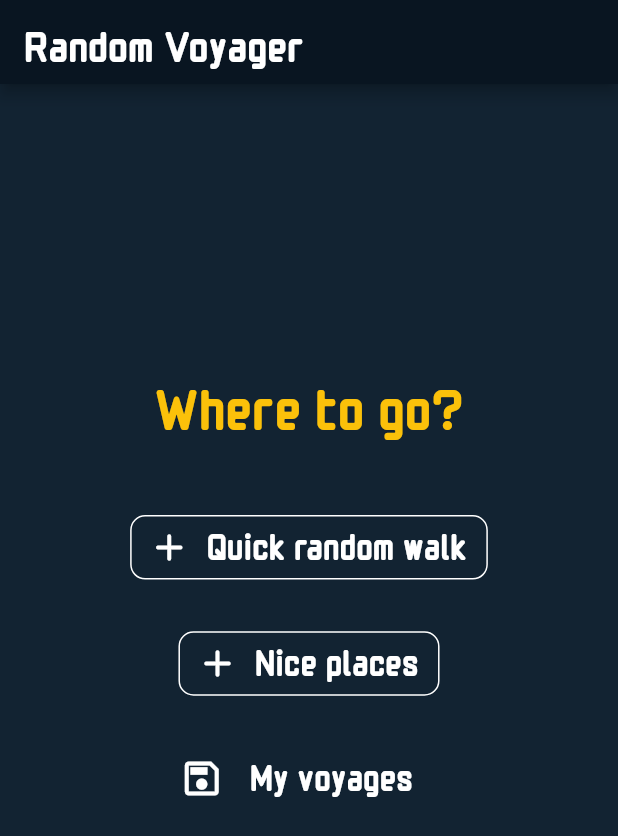
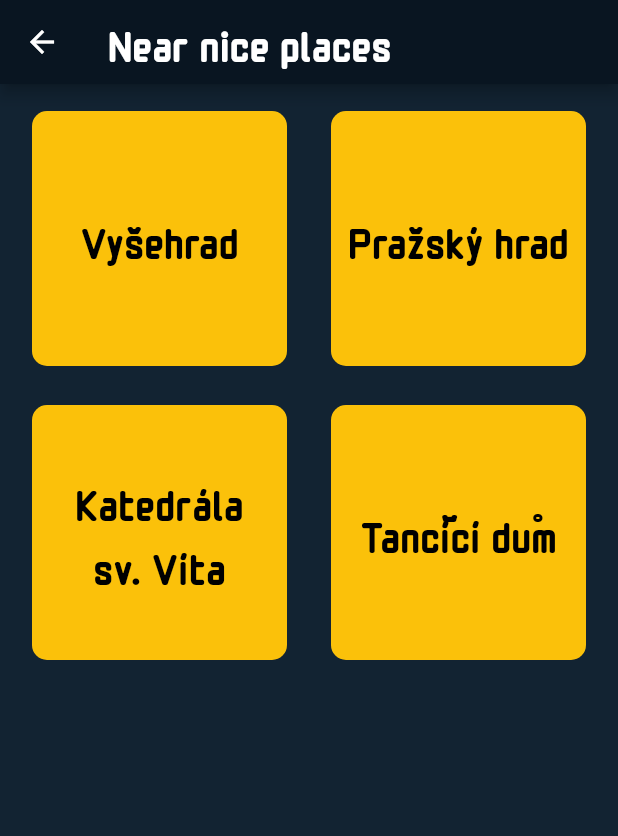
Before and after one commit to ticvac/random_voyager, a Flutter app: the screen it shows after launch, after a tap on "Nice places", on a phone screen of 412 x 824 dp. Shown: the top 836 px of the screen. Run offline on Flutter 3.47's test engine with Material 2 defaults, Android fonts, the light colour scheme and no system bars.

Commit message:
add new voyges, nice places

```diff
--- a/lib/application/0_home_page.dart
+++ b/lib/application/0_home_page.dart
@@ -17,6 +17,14 @@ TextStyle buttonTextStyle = const TextStyle(
 );
 
 class _HomePageState extends State<HomePage> {
+
+  void newRandomVoyagePressed() {
+    Navigator.pushNamed(context, "/quick_voyage");
+  }
+
+  void nicePlacesPressed() {
+    Navigator.pushNamed(context, "/nice_places");
+  }
 
   void myVoyagesPressed() {
     Navigator.pushNamed(context, "/my_voyages");
@@ -52,7 +60,7 @@ class _HomePageState extends State<HomePage> {
             ),
             const Spacer(flex: 2,),
             TextButton(
-              onPressed: () {},
+              onPressed: () { newRandomVoyagePressed(); },
               child: Row(
                 mainAxisAlignment: MainAxisAlignment.center,
                 children: [
@@ -81,13 +89,12 @@ class _HomePageState extends State<HomePage> {
                       ],
                     ),
                   ),
-
                 ],
               ),
             ),
             const Spacer(),
             TextButton(
-              onPressed: () {},
+              onPressed: () { nicePlacesPressed(); },
               child: Row(
                 mainAxisAlignment: MainAxisAlignment.center,
                 children: [
--- /dev/null
+++ b/lib/application/2_nice_places.dart
@@ -0,0 +1,93 @@
+import 'package:flutter/material.dart';
+import '../support/constants.dart';
+
+class NicePlaces extends StatefulWidget {
+  const NicePlaces({Key? key}) : super(key: key);
+
+  @override
+  State<NicePlaces> createState() => _NicePlacesState();
+}
+
+class _NicePlacesState extends State<NicePlaces> {
+
+  double w = 10;
+  double h = 10;
+
+  bool init = true;
+  @override
+  Widget build(BuildContext context) {
+    if (init) {
+      init = false;
+      w = MediaQuery.of(context).size.width;
+      h = MediaQuery.of(context).size.height;
+    }
+    return Scaffold(
+      backgroundColor: backgroundColor,
+      appBar: AppBar(
+        title: const Text(
+          "Near nice places",
+          style: TextStyle(
+              fontSize: 30,
+              fontFamily: "hand_mono",
+              color: Colors.white
+          ),
+        ),
+        backgroundColor: darkerBlue,
+      ),
+      body: ListView(
+        children: [
+          Row(
+            mainAxisAlignment: MainAxisAlignment.spaceEvenly,
+            children: [
+              Column(
+                children: [
+                  SizedBox(height: 10,),
+                  getCell("Vyšehrad"),
+                  SizedBox(height: 10,),
+                  getCell("Katedrála sv. Víta"),
+                ],
+              ),
+              Column(
+                children: [
+                  SizedBox(height: 10,),
+                  getCell("Pražský hrad"),
+                  SizedBox(height: 10,),
+                  getCell("Tančící dům"),
+                ],
+              )
+            ],
+          )
+        ],
+      ),
+    );
+  }
+
+  Widget getCell(String name) {
+    return Container(
+      height: w / 2 - 20,
+      width: w / 2 - 20,
+      child: TextButton(
+        onPressed: () {},
+        child: Container(
+          padding: EdgeInsets.all(10),
+          decoration: BoxDecoration(
+            borderRadius: BorderRadius.all(Radius.circular(10)),
+            color: coolYellow,
+          ),
+
+          child: Center(
+            child: Text(
+              name,
+              textAlign: TextAlign.center,
+              style: TextStyle(
+                color: Colors.black,
+                fontFamily: "hand_mono",
+                fontSize: 30,
+              ),
+            ),
+          ),
+        ),
+      ),
+    );
+  }
+}
--- a/lib/main.dart
+++ b/lib/main.dart
@@ -1,6 +1,8 @@
 import 'package:flutter/material.dart';
 import 'application/0_home_page.dart';
+import 'application/1_random_street_view_page.dart';
 import 'application/3_my_voyages.dart';
+import 'application/2_nice_places.dart';
 
 void main() {
   runApp(const MyApp());
@@ -18,8 +20,8 @@ class MyApp extends StatelessWidget {
       initialRoute: "/",
       routes: {
         "/": (context) => const HomePage(),
-        //"/quick_voyage": (context) => ,
-        //"/nice_places": (context) => ,
+        "/quick_voyage": (context) => const RandomStreetViewPage(),
+        "/nice_places": (context) => const NicePlaces(),
         "/my_voyages": (context) => const MyVoyages(),
         //"/specific_voyage_page": (context) => ,
 
--- a/lib/support/constants.dart
+++ b/lib/support/constants.dart
@@ -4,3 +4,4 @@ Color backgroundColor = const Color(0xff122332);
 Color coolYellow = const Color(0xfffbc10a);
 Color darkerBlue = const Color(0xff091521);
 Color coolPurple = const Color(0xffa7aceb);
+Color blue = const Color(0xff1c7aff);
```
Also changed, not shown: lib/application/1_random_street_view_page.dart (added, +90 -0 lines), lib/application/3_my_voyages.dart (+64 -29 lines).
